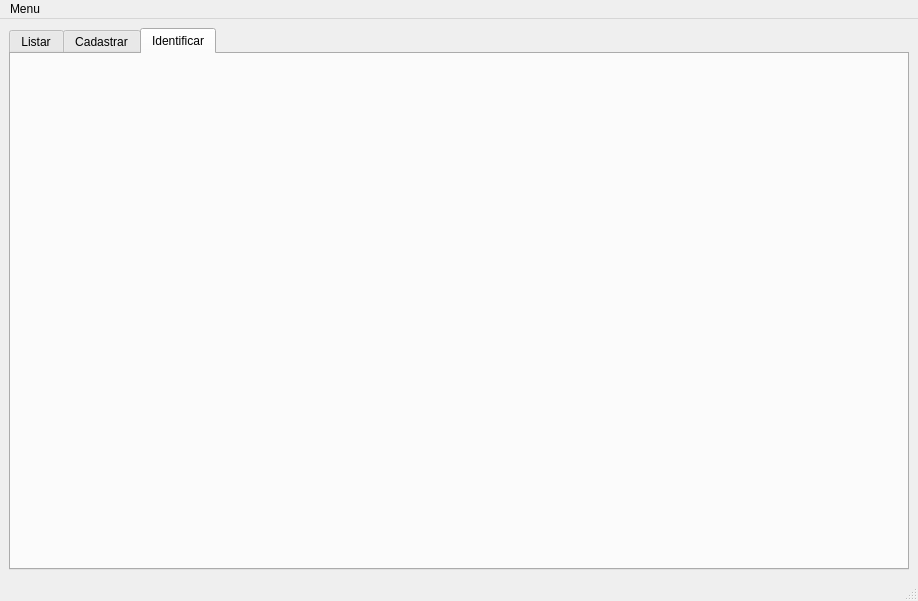
Old version of the form qtmlid.ui in the repository LucasGDS/people_auth_ml.
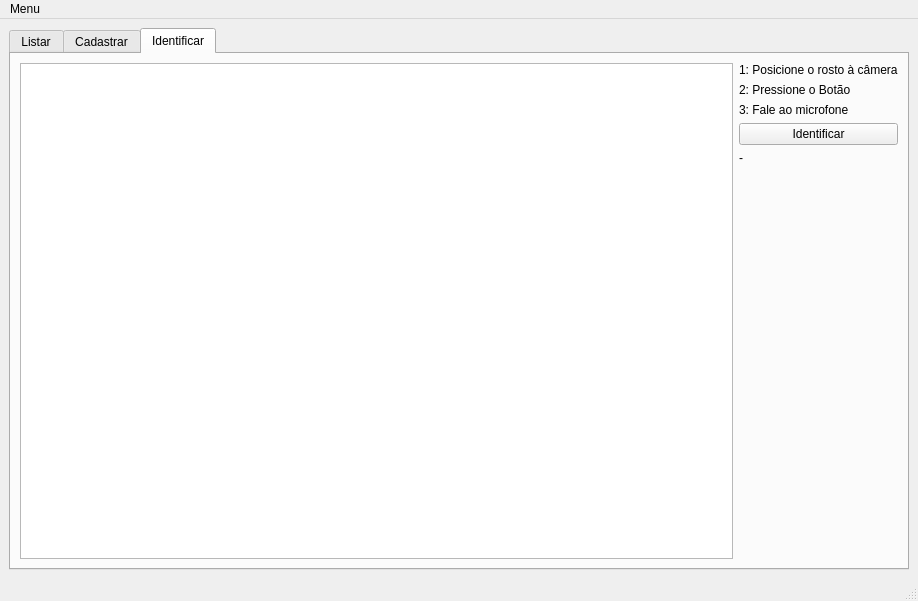
New version of the form. The open tabs and pages were chosen to show the change.

The edit to the form file:
```diff
--- a/qtmlid.ui
+++ b/qtmlid.ui
@@ -207,6 +207,67 @@
        <attribute name="title">
         <string>Identificar</string>
        </attribute>
+       <layout class="QGridLayout" name="gridLayout_4">
+        <item row="0" column="0">
+         <layout class="QHBoxLayout" name="horizontalLayout_4">
+          <item>
+           <widget class="QGraphicsView" name="graphicsView_3"/>
+          </item>
+          <item>
+           <layout class="QVBoxLayout" name="verticalLayout_3">
+            <item>
+             <widget class="QLabel" name="label_2">
+              <property name="text">
+               <string>1: Posicione o rosto à câmera</string>
+              </property>
+             </widget>
+            </item>
+            <item>
+             <widget class="QLabel" name="label_3">
+              <property name="text">
+               <string>2: Pressione o Botão</string>
+              </property>
+             </widget>
+            </item>
+            <item>
+             <widget class="QLabel" name="label_4">
+              <property name="text">
+               <string>3: Fale ao microfone</string>
+              </property>
+             </widget>
+            </item>
+            <item>
+             <widget class="QPushButton" name="pushButton_id">
+              <property name="text">
+               <string>Identificar</string>
+              </property>
+             </widget>
+            </item>
+            <item>
+             <widget class="QLabel" name="label_id_status">
+              <property name="text">
+               <string>-</string>
+              </property>
+             </widget>
+            </item>
+            <item>
+             <spacer name="verticalSpacer_3">
+              <property name="orientation">
+               <enum>Qt::Vertical</enum>
+              </property>
+              <property name="sizeHint" stdset="0">
+               <size>
+                <width>20</width>
+                <height>40</height>
+               </size>
+              </property>
+             </spacer>
+            </item>
+           </layout>
+          </item>
+         </layout>
+        </item>
+       </layout>
       </widget>
      </widget>
     </item>
```
Left out of the diff: 2 changed lines with no effect on the pictures.
